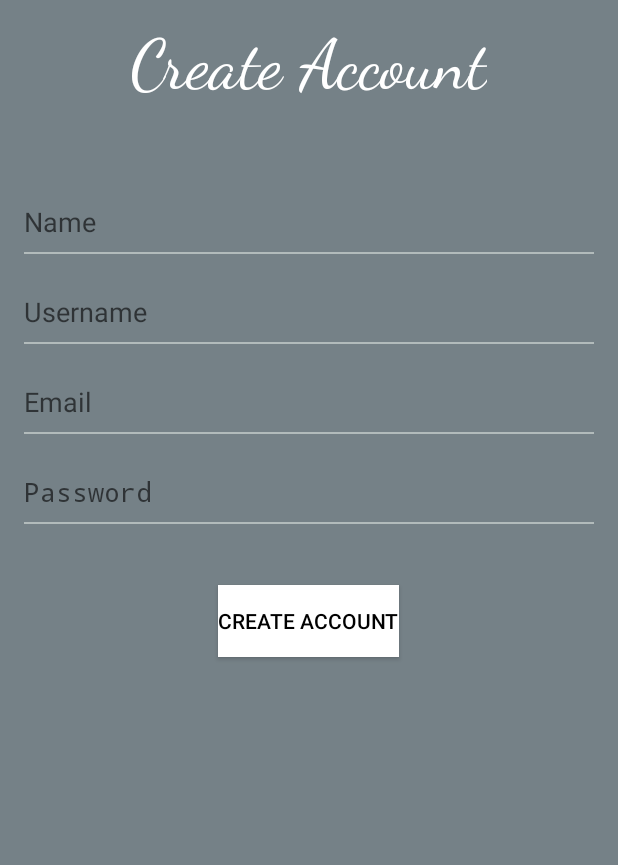
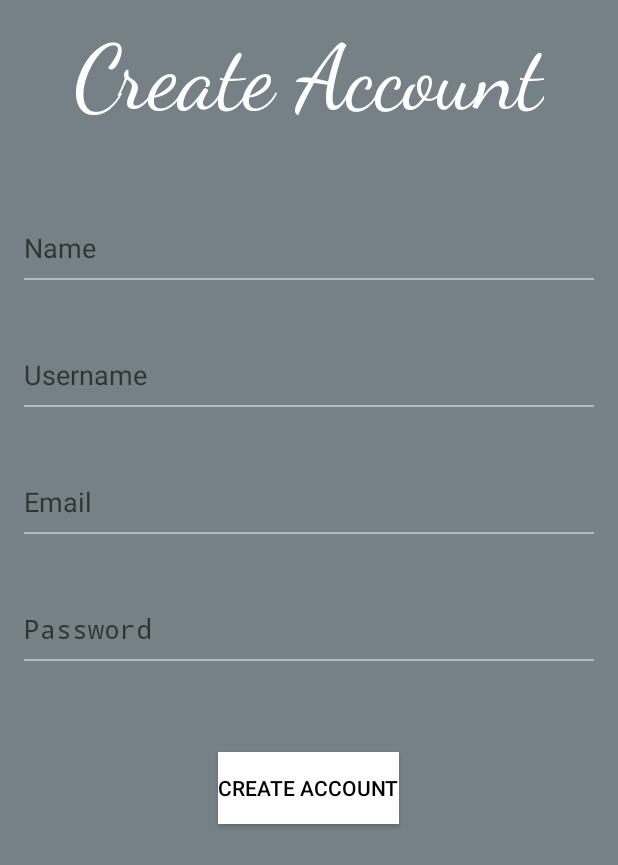
Before and after one commit to qustandifashho/FilmApp, an Android app built with Jetpack Compose: the RegisterActivity screen opened directly, with no data from a screen before it, on a phone screen of 412 x 824 dp. Shown: the top 865 px of the screen. Run offline under Robolectric (Android 15) with nearby library versions, the phone set to English and light mode, and no system bars.

Commit message:
fixed layout in register.xml

```diff
--- a/app/src/main/res/layout/register.xml
+++ b/app/src/main/res/layout/register.xml
@@ -15,7 +15,7 @@
         android:fontFamily="cursive"
         android:text="Create Account"
         android:textColor="#FFFFFF"
-        android:textSize="45sp" />
+        android:textSize="60sp" />
 
     <!-- Name EditText -->
     <EditText
@@ -45,7 +45,7 @@
         android:textColor="#FFFFFF"
         android:background="@android:color/transparent"
         android:layout_below="@id/nameEditText"
-        android:layout_marginTop="35dp"/>
+        android:layout_marginTop="60dp"/>
 
     <!-- Line under Username -->
     <View
@@ -64,7 +64,7 @@
         android:textColor="#FFFFFF"
         android:background="@android:color/transparent"
         android:layout_below="@id/usernameEditText"
-        android:layout_marginTop="35dp"/>
+        android:layout_marginTop="60dp"/>
 
     <!-- Line under Email -->
     <View
@@ -84,7 +84,7 @@
         android:textColor="#FFFFFF"
         android:background="@android:color/transparent"
         android:layout_below="@id/emailEditText"
-        android:layout_marginTop="35dp"/>
+        android:layout_marginTop="60dp"/>
 
     <!-- Line under Password -->
     <View
@@ -100,7 +100,7 @@
         android:layout_height="wrap_content"
         android:layout_below="@id/passwordEditText"
         android:layout_centerHorizontal="true"
-        android:layout_marginTop="50dp"
+        android:layout_marginTop="70dp"
         android:background="#FFFFFF"
         android:text="Create Account"
         android:textColor="#000000" />
```
